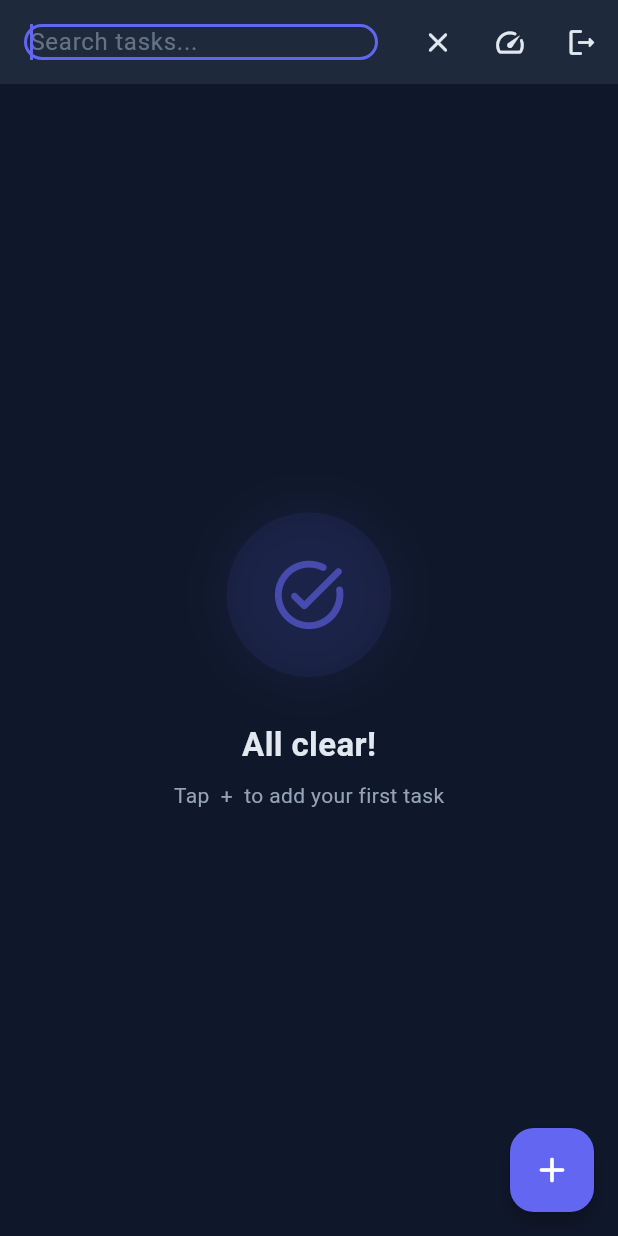
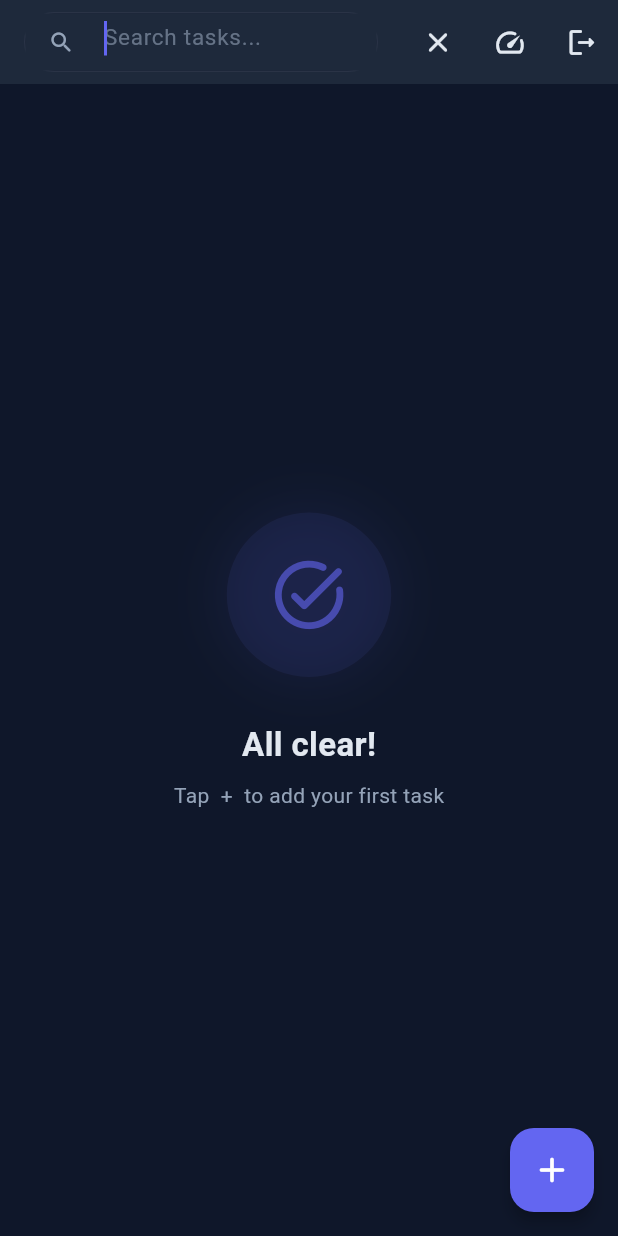
Before and after one commit to shershahx/ToDo_List, a Flutter app: the HomeScreen screen opened directly, after a tap on the "search" icon, on a phone screen of 412 x 824 dp. Run offline on Flutter 3.47's test engine with Material 3 defaults, Android fonts, the light colour scheme and no system bars; our stand-ins replace firebase_auth, firebase_core, flutter_local_notifications, flutter_secure_storage, google_sign_in, timezone; accounts and stored records are empty; network calls fail.

Commit message:
feat: implement home screen for comprehensive task management, persistence, search, and local notifications.

```diff
--- a/lib/screens/home_screen.dart
+++ b/lib/screens/home_screen.dart
@@ -565,18 +565,29 @@ class _HomeScreenState extends State<HomeScreen>
     return Scaffold(
       appBar: AppBar(
         title: _isSearchOpen
-            ? TextField(
+            ? Container(
+                height: 40,
+                decoration: BoxDecoration(
+                  color: AppColors.background,
+                  borderRadius: BorderRadius.circular(20),
+                  border: Border.all(color: AppColors.textSecondary.withValues(alpha: 0.2)),
+                ),
+                child: TextField(
                   controller: _searchController,
                   autofocus: true,
-                style: const TextStyle(color: AppColors.textPrimary, fontSize: 16),
+                  style: const TextStyle(color: AppColors.textPrimary, fontSize: 15),
                   decoration: InputDecoration(
+                    prefixIcon: const Icon(Icons.search_rounded, size: 18, color: AppColors.textSecondary),
                     hintText: 'Search tasks...',
                     hintStyle: TextStyle(color: AppColors.textSecondary.withValues(alpha: 0.6)),
                     border: InputBorder.none,
-                  contentPadding: EdgeInsets.zero,
+                    enabledBorder: InputBorder.none,
+                    focusedBorder: InputBorder.none,
+                    contentPadding: const EdgeInsets.symmetric(horizontal: 0, vertical: 10),
                     isDense: true,
                   ),
                   onChanged: (val) => setState(() => _searchQuery = val),
+                ),
               )
             : Text(
                 _greeting,
```
Also changed, not shown: lib/utils/notification_service.dart (+31 -4 lines). Lines whose indentation alone changed are shown as unchanged.
